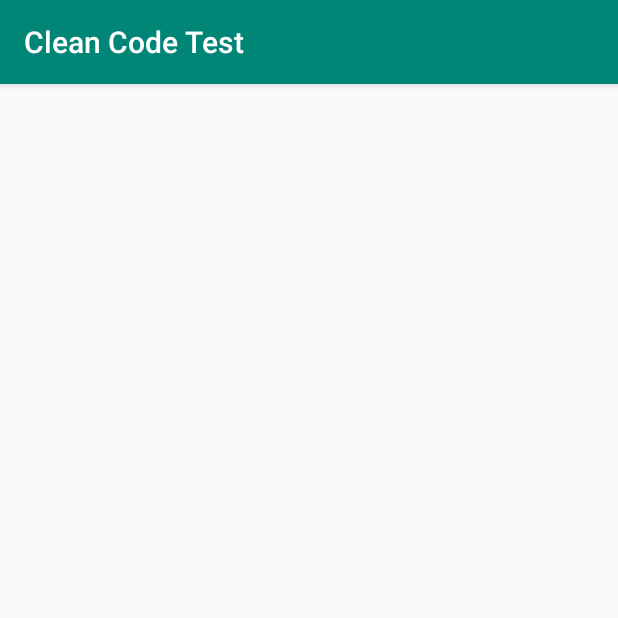
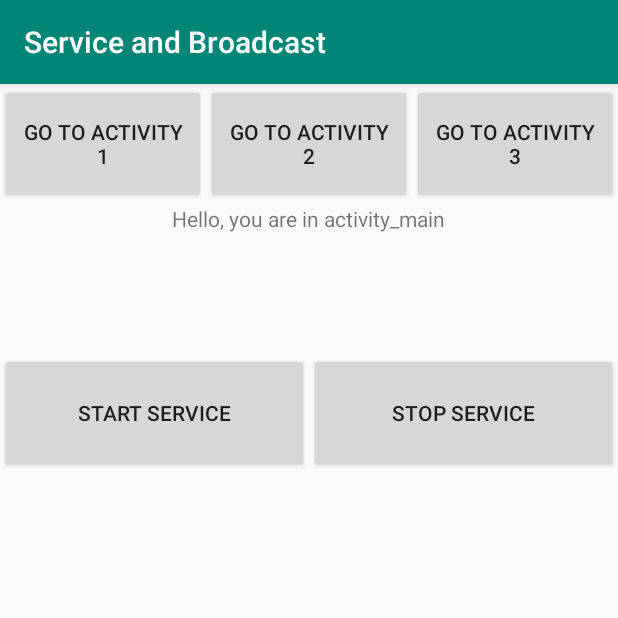
Before and after one commit to DzmitrySlutskiy/EpamTraining2019, an Android app: the screen it shows after launch (MainActivity), on a phone screen of 412 x 824 dp, the top half of it. Run offline under Robolectric (Android 15) with nearby library versions, the phone set to English and light mode, and no system bars.

Commit message:
I created activities with fragment, service and broadcastreceiver

```diff
--- a/app/src/main/java/com/epam/MainActivity.java
+++ b/app/src/main/java/com/epam/MainActivity.java
@@ -1,24 +1,89 @@
 package com.epam;
 
-import android.content.ComponentName;
+import android.content.BroadcastReceiver;
+import android.content.Context;
 import android.content.Intent;
 import android.content.IntentFilter;
-import android.content.ServiceConnection;
+import android.support.v7.app.AppCompatActivity;
 import android.os.Bundle;
-import android.os.IBinder;
-import android.support.v7.app.AppCompatActivity;
 import android.view.View;
+import android.widget.TextView;
 
-import com.epam.cleancodetest.R;
-import com.epam.activities.AActivity;
-import com.epam.activities.BActivity;
-import com.epam.activities.CActivity;
+import static com.epam.TestService.EXAMPLE_ACTION;
+import static com.epam.TestService.EXAMPLE_ACTION_FOR_FINISH;
+import static com.epam.TestService.SENT_TEXT;
 
 public class MainActivity extends AppCompatActivity {
+    private TestBroadcastReceiver testBroadcastReceiver = new TestBroadcastReceiver();
+    private TextView textView;
+    private BroadcastReceiver broadcastReceiver = new BroadcastReceiver() {
+        @Override
+        public void onReceive(Context context, Intent intent) {
+            if (EXAMPLE_ACTION.equals(intent.getAction())) {
+                String receivedText = intent.getStringExtra(SENT_TEXT);
+                textView.setText(receivedText);
+            }
+        }
+    };
+
     @Override
     protected void onCreate(Bundle savedInstanceState) {
         super.onCreate(savedInstanceState);
         setContentView(R.layout.activity_main);
 
+        textView = findViewById(R.id.from_service_text_view);
+
+        findViewById(R.id.go_to_activity_1_button).setOnClickListener(new View.OnClickListener() {
+            @Override
+            public void onClick(View v) {
+                Intent intent = new Intent(MainActivity.this, Activity1.class);
+                startActivity(intent);
+            }
+        });
+
+        findViewById(R.id.go_to_activity_2_button).setOnClickListener(new View.OnClickListener() {
+            @Override
+            public void onClick(View v) {
+                Intent intent = new Intent(MainActivity.this, Activity2.class);
+                startActivity(intent);
+            }
+        });
+
+        findViewById(R.id.go_to_activity_3_button).setOnClickListener(new View.OnClickListener() {
+            @Override
+            public void onClick(View v) {
+                Intent intent = new Intent(MainActivity.this, Activity3.class);
+                startActivity(intent);
+            }
+        });
+
+        findViewById(R.id.start_service_button).setOnClickListener(new View.OnClickListener() {
+            @Override
+            public void onClick(View v) {
+                Intent intent = new Intent(MainActivity.this, TestService.class);
+                startService(intent);
+            }
+        });
+
+        findViewById(R.id.stop_service_button).setOnClickListener(new View.OnClickListener() {
+            @Override
+            public void onClick(View v) {
+                Intent intent = new Intent(MainActivity.this, TestService.class);
+                stopService(intent);
+            }
+        });
+
+        IntentFilter startFilter = new IntentFilter (EXAMPLE_ACTION);
+        IntentFilter filterFinish = new IntentFilter(EXAMPLE_ACTION_FOR_FINISH);
+        registerReceiver(testBroadcastReceiver, startFilter);
+        registerReceiver(testBroadcastReceiver, filterFinish);
+        registerReceiver(broadcastReceiver, startFilter);
+    }
+
+    @Override
+    protected void onDestroy() {
+        super.onDestroy();
+        unregisterReceiver(testBroadcastReceiver);
+        unregisterReceiver(broadcastReceiver);
     }
 }
--- a/app/src/main/res/layout/activity_main.xml
+++ b/app/src/main/res/layout/activity_main.xml
@@ -2,6 +2,74 @@
 <LinearLayout xmlns:android="http://schemas.android.com/apk/res/android"
     android:layout_width="match_parent"
     android:layout_height="match_parent"
-    android:orientation="vertical">
+    xmlns:tools="http://schemas.android.com/tools"
+    android:orientation="vertical"
+    tools:context="com.epam.MainActivity">
 
+    <LinearLayout
+        android:layout_width="match_parent"
+        android:layout_height="wrap_content"
+        android:orientation="horizontal" >
+
+        <Button
+            android:id="@+id/go_to_activity_1_button"
+            android:layout_width="0dp"
+            android:layout_weight="1"
+            android:layout_height="80dp"
+            android:text="@string/go_to_activity_1"
+            android:textSize="14sp"/>
+
+        <Button
+            android:id="@+id/go_to_activity_2_button"
+            android:layout_width="0dp"
+            android:layout_weight="1"
+            android:layout_height="80dp"
+            android:text="@string/go_to_activity_2"
+            android:textSize="14sp" />
+
+        <Button
+            android:id="@+id/go_to_activity_3_button"
+            android:layout_width="0dp"
+            android:layout_weight="1"
+            android:layout_height="80dp"
+            android:text="@string/go_to_activity_3"
+            android:textSize="14sp" />
+
+    </LinearLayout>
+
+    <TextView
+        android:layout_width="wrap_content"
+        android:layout_height="wrap_content"
+        android:layout_gravity="center"
+        android:text="@string/hello_you_are_in_activity_main" />
+
+    <LinearLayout
+        android:layout_marginTop="80dp"
+        android:layout_width="match_parent"
+        android:layout_height="wrap_content"
+        android:orientation="horizontal" >
+
+        <Button
+            android:id="@+id/start_service_button"
+            android:layout_width="0dp"
+            android:layout_weight="1"
+            android:layout_height="80dp"
+            android:text="@string/start_service"
+            android:textSize="14sp" />
+
+        <Button
+            android:id="@+id/stop_service_button"
+            android:layout_width="0dp"
+            android:layout_weight="1"
+            android:layout_height="80dp"
+            android:text="@string/stop_service"
+            android:textSize="14sp" />
+
+    </LinearLayout>
+
+    <TextView
+        android:id="@+id/from_service_text_view"
+        android:layout_width="wrap_content"
+        android:layout_height="wrap_content"
+        android:layout_gravity="center" />
 </LinearLayout>
--- a/app/src/main/res/values/strings.xml
+++ b/app/src/main/res/values/strings.xml
@@ -1,3 +1,14 @@
 <resources>
-    <string name="app_name">Clean Code Test</string>
+    <string name="app_name">Service and Broadcast</string>
+    <string name="go_to_activity_1">Go to activity 1</string>
+    <string name="go_to_activity_2">Go to activity 2</string>
+    <string name="go_to_activity_3">Go to activity 3</string>
+    <string name="hello_you_are_in_activity_1">Hello, you are in activity_1</string>
+    <string name="hello_you_are_in_activity_3">Hello, you are in activity_3</string>
+    <string name="hello_you_are_in_activity_2">Hello, you are in activity_2</string>
+    <string name="write_something">write something</string>
+    <string name="click_me">Click me!</string>
+    <string name="hello_you_are_in_activity_main">Hello, you are in activity_main</string>
+    <string name="start_service">start service</string>
+    <string name="stop_service">stop service</string>
 </resources>
```
Also changed, not shown: app/src/main/AndroidManifest.xml (+9 -4 lines), app/src/main/java/com/epam/Activity1.java (added, +39 -0 lines), app/src/main/java/com/epam/Activity2.java (added, +38 -0 lines), app/src/main/java/com/epam/Activity3.java (added, +38 -0 lines), app/src/main/java/com/epam/TestBroadcastReceiver.java (added, +21 -0 lines), app/src/main/java/com/epam/TestFragment.java (added, +49 -0 lines), app/src/main/java/com/epam/TestService.java (added, +50 -0 lines), app/src/main/java/com/epam/activities/AActivity.java (deleted, +0 -15 lines), app/src/main/java/com/epam/activities/BActivity.java (deleted, +0 -15 lines), app/src/main/java/com/epam/activities/BaseActivity.java (deleted, +0 -40 lines), app/src/main/java/com/epam/activities/CActivity.java (deleted, +0 -16 lines), app/src/main/res/layout/activity_1.xml (added, +53 -0 lines), app/src/main/res/layout/activity_2.xml (added, +46 -0 lines), app/src/main/res/layout/activity_3.xml (added, +53 -0 lines), 1 more files, 1 other file.
